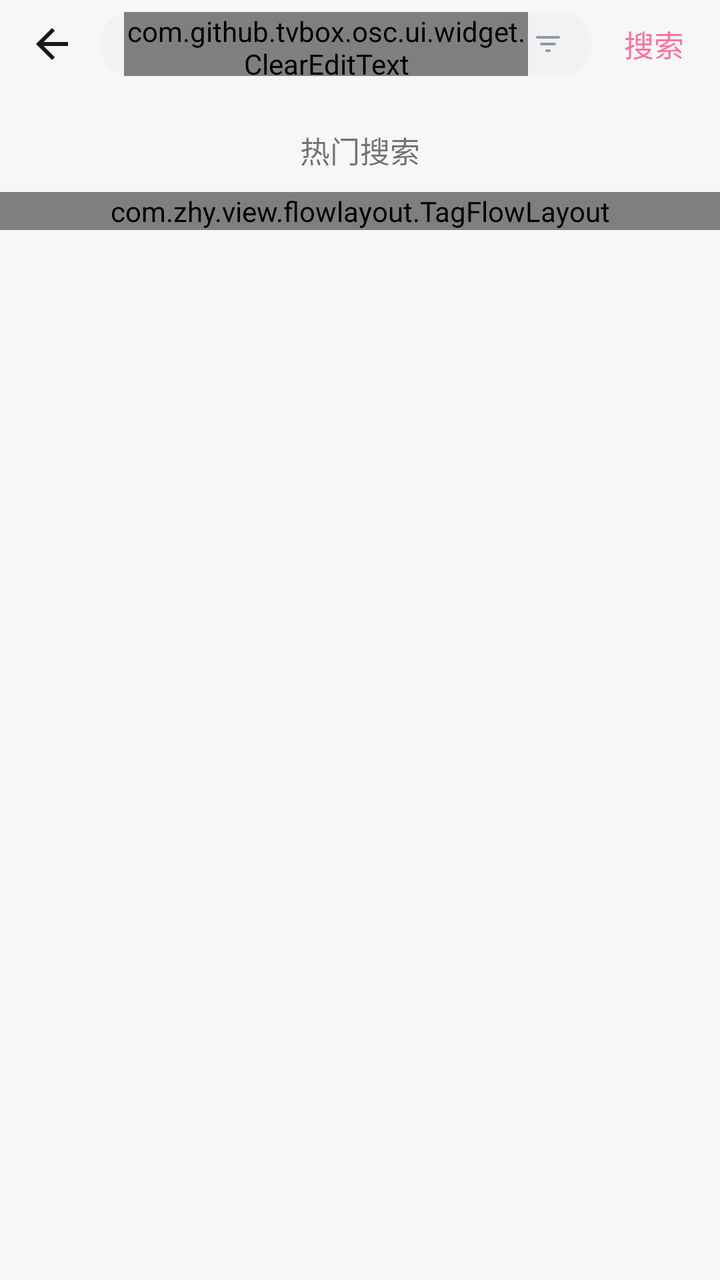
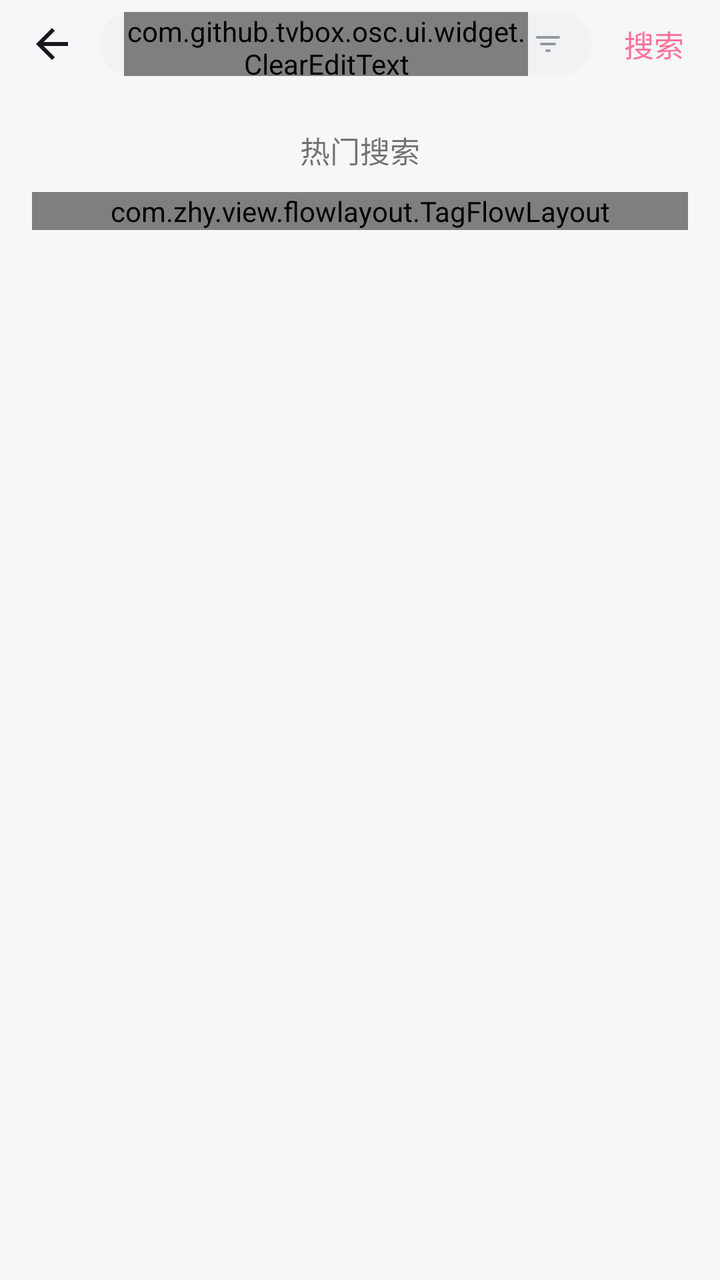

Screens rendered from an Android XML layout before and after an edit, with the pre-edit source and the edit as a unified diff.
<!-- AndroidManifest.xml: activity theme AppTheme.Search -->
<!-- res/layout/activity_fast_search.xml -->
<?xml version="1.0" encoding="utf-8"?>
<LinearLayout xmlns:android="http://schemas.android.com/apk/res/android"
    xmlns:app="http://schemas.android.com/apk/res-auto"
    android:layout_width="match_parent"
    android:layout_height="match_parent"
    xmlns:tools="http://schemas.android.com/tools"
    xmlns:zhy="http://schemas.android.com/apk/res-auto"
    android:orientation="vertical"
    android:background="@color/bili_bg_page">


    
    <LinearLayout
        android:id="@+id/llSearchBar"
        android:layout_width="match_parent"
        android:layout_height="@dimen/bili_top_bar_h"
        android:gravity="center_vertical"
        android:paddingHorizontal="8dp"
        android:layout_marginBottom="10dp"
        >

        <ImageView
            android:id="@+id/iv_back"
            android:layout_width="36dp"
            android:layout_height="36dp"
            android:padding="6dp"
            app:tint="@color/bili_text_primary"
            android:src="@drawable/ic_arrow_back"/>

        <LinearLayout
            android:layout_width="0dp"
            android:layout_weight="1"
            android:layout_height="@dimen/bili_search_h"
            android:orientation="horizontal"
            android:gravity="center_vertical"
            android:layout_marginHorizontal="6dp"
            android:paddingHorizontal="12dp"
            android:background="@drawable/bg_large_round_gray">

            <com.github.tvbox.osc.ui.widget.ClearEditText
                android:id="@+id/et_search"
                android:layout_width="0dp"
                android:layout_weight="1"
                android:layout_height="match_parent"
                android:hint="搜索影视"
                android:textColor="@color/bili_text_primary"
                android:textColorHint="@color/bili_text_tertiary"
                android:textSize="14sp"
                android:background="@null"
                android:imeOptions="actionSearch"
                android:inputType="text"
                android:singleLine="true"
                />

            <ImageView
                android:id="@+id/iv_filter"
                android:layout_width="20dp"
                android:layout_height="20dp"
                android:padding="2dp"
                android:src="@drawable/ic_filter_list"
                app:tint="@color/bili_text_tertiary" />
        </LinearLayout>

        <TextView
            android:id="@+id/iv_search"
            android:layout_width="wrap_content"
            android:layout_height="36dp"
            android:gravity="center"
            android:paddingHorizontal="10dp"
            android:text="搜索"
            android:textColor="@color/bili_pink"
            android:textSize="15sp"
            android:background="?android:selectableItemBackground" />
    </LinearLayout>
    <LinearLayout
        android:id="@+id/llSearchSuggest"
        android:layout_width="match_parent"
        android:layout_height="wrap_content"
        android:orientation="vertical"
        android:paddingVertical="10dp"
        >

        <LinearLayout
            android:id="@+id/ll_history"
            android:layout_width="match_parent"
            android:layout_height="wrap_content"
            android:orientation="vertical"
            android:visibility="gone"
            tools:visibility="visible"
            android:layout_marginBottom="30dp"
            >
            <LinearLayout
                android:layout_width="match_parent"
                android:layout_height="wrap_content"
                android:orientation="horizontal"
                android:gravity="center_vertical"
                >

                <TextView
                    android:layout_width="wrap_content"
                    android:layout_height="wrap_content"
                    android:text="历史搜索"
                    android:textSize="15sp"
                    />

                <ImageView
                    android:id="@+id/iv_clear_history"
                    android:layout_width="40dp"
                    android:layout_height="24dp"
                    android:paddingVertical="4dp"
                    android:src="@drawable/ic_clear"
                    app:tint="@color/gray_darker"
                    />
            </LinearLayout>

            <com.zhy.view.flowlayout.TagFlowLayout
                android:id="@+id/fl_history"
                zhy:max_select="1"
                android:layout_width="match_parent"
                android:layout_height="wrap_content"
                android:layout_marginTop="10dp">
            </com.zhy.view.flowlayout.TagFlowLayout>
        </LinearLayout>

        <TextView
            android:layout_width="match_parent"
            android:layout_height="wrap_content"
            android:layout_gravity="center_horizontal"
            android:text="热门搜索"
            android:textSize="15sp"
            android:textAlignment="center"/>

        <com.zhy.view.flowlayout.TagFlowLayout
            android:id="@+id/fl_hot"
            zhy:max_select="1"
            android:layout_width="match_parent"
            android:layout_height="wrap_content"
            android:layout_marginTop="10dp">
        </com.zhy.view.flowlayout.TagFlowLayout>

    </LinearLayout>

    <RelativeLayout
        android:id="@+id/llSearchResult"
        android:layout_width="match_parent"
        android:layout_height="match_parent"
        android:orientation="horizontal"
        android:visibility="gone"
        tools:visibility="visible">

        <LinearLayout
            android:id="@+id/llWord"
            android:layout_width="120dp"
            android:layout_height="match_parent"
            android:orientation="vertical">

            <com.angcyo.tablayout.DslTabLayout
                android:id="@+id/tab_layout"
                android:layout_width="match_parent"
                android:layout_height="match_parent"
                app:tab_draw_highlight="true"
                app:tab_indicator_drawable="@drawable/bg_small_round_gray"
                app:tab_orientation="VERTICAL"
                app:tab_select_color="@color/colorPrimary">


            </com.angcyo.tablayout.DslTabLayout>
        </LinearLayout>

        <LinearLayout
            android:id="@+id/llLayout"
            android:layout_toEndOf="@+id/llWord"
            android:layout_width="match_parent"
            android:layout_height="match_parent"
            android:orientation="vertical">


            <com.owen.tvrecyclerview.widget.TvRecyclerView
                android:id="@+id/mGridView"
                android:layout_width="match_parent"
                android:layout_height="match_parent"
                android:clipChildren="false"
                android:clipToPadding="false"
                android:visibility="invisible"
                app:tv_horizontalSpacingWithMargins="@dimen/dp_5"
                app:tv_selectedItemIsCentered="true"
                app:tv_verticalSpacingWithMargins="@dimen/dp_5" />

            <com.owen.tvrecyclerview.widget.TvRecyclerView
                android:id="@+id/mGridViewFilter"
                android:layout_width="match_parent"
                android:layout_height="match_parent"
                android:clipChildren="false"
                android:clipToPadding="false"
                android:visibility="invisible"
                app:tv_horizontalSpacingWithMargins="@dimen/dp_5"
                app:tv_selectedItemIsCentered="true"
                app:tv_verticalSpacingWithMargins="@dimen/dp_5" />


        </LinearLayout>
    </RelativeLayout>
</LinearLayout>
<!-- resources referenced by this layout -->
<resources>
  <color name="bili_bg_page">#F6F7F8</color>
  <color name="bili_pink">#FB7299</color>
  <color name="bili_text_primary">#18191C</color>
  <color name="bili_text_tertiary">#9499A0</color>
  <color name="colorPrimary">@color/bili_pink</color>
  <color name="gray_darker">@color/bili_text_tertiary</color>
  <dimen name="bili_search_h">32dp</dimen>
  <dimen name="bili_top_bar_h">44dp</dimen>
  <dimen name="dp_5">5dp</dimen>
  <!-- drawable bg_large_round_gray (drawable) -->
  <?xml version="1.0" encoding="utf-8"?>
  <shape xmlns:android="http://schemas.android.com/apk/res/android"
  	android:shape="rectangle">
  	<solid
  			android:color="@color/bili_bg_chip" />
  
  	<corners
  			android:radius="25dp" />
  
  </shape>
  <!-- drawable bg_small_round_gray (drawable) -->
  <?xml version="1.0" encoding="utf-8"?>
  <shape xmlns:android="http://schemas.android.com/apk/res/android"
  	android:shape="rectangle">
  	<solid
  			android:color="@color/bili_bg_chip" />
  
  	<corners
  			android:radius="6dp" />
  
  </shape>
  <!-- drawable ic_arrow_back (drawable) -->
  <vector xmlns:android="http://schemas.android.com/apk/res/android"
      android:width="24dp"
      android:height="24dp"
      android:viewportWidth="24"
      android:viewportHeight="24"
      android:tint="?attr/colorControlNormal">
      <path
          android:fillColor="@android:color/white"
          android:pathData="M20,11H7.83l5.59,-5.59L12,4l-8,8 8,8 1.41,-1.41L7.83,13H20v-2z"/>
  </vector>
  <!-- drawable ic_clear (drawable) -->
  <vector android:height="24dp" android:tint="#3B3838"
      android:viewportHeight="24" android:viewportWidth="24"
      android:width="24dp" xmlns:android="http://schemas.android.com/apk/res/android">
      <path android:fillColor="@android:color/white" android:pathData="M16,11h-1V3c0,-1.1 -0.9,-2 -2,-2h-2C9.9,1 9,1.9 9,3v8H8c-2.76,0 -5,2.24 -5,5v7h18v-7C21,13.24 18.76,11 16,11zM19,21h-2v-3c0,-0.55 -0.45,-1 -1,-1s-1,0.45 -1,1v3h-2v-3c0,-0.55 -0.45,-1 -1,-1s-1,0.45 -1,1v3H9v-3c0,-0.55 -0.45,-1 -1,-1s-1,0.45 -1,1v3H5v-5c0,-1.65 1.35,-3 3,-3h8c1.65,0 3,1.35 3,3V21z"/>
  </vector>
  <!-- drawable ic_filter_list (drawable) -->
  <vector android:height="48dp" android:tint="@color/text_foreground"
      android:viewportHeight="24" android:viewportWidth="24"
      android:width="48dp" xmlns:android="http://schemas.android.com/apk/res/android">
      <path android:fillColor="@android:color/white" android:pathData="M11,18h2c0.55,0 1,-0.45 1,-1s-0.45,-1 -1,-1h-2c-0.55,0 -1,0.45 -1,1s0.45,1 1,1zM3,7c0,0.55 0.45,1 1,1h16c0.55,0 1,-0.45 1,-1s-0.45,-1 -1,-1L4,6c-0.55,0 -1,0.45 -1,1zM7,13h10c0.55,0 1,-0.45 1,-1s-0.45,-1 -1,-1L7,11c-0.55,0 -1,0.45 -1,1s0.45,1 1,1z"/>
  </vector>
  <style name="AppTheme.Search" parent="AppTheme">
          <item name="android:windowLayoutInDisplayCutoutMode">always</item>
      </style>
  <color name="bili_bg_chip">#F1F2F3</color>
  <color name="text_foreground">@color/bili_text_primary</color>
  <style name="AppTheme" parent="Theme.MaterialComponents.Light.NoActionBar">
          
          <item name="colorPrimary">@color/colorPrimary</item>
          
          <item name="colorAccent">@color/colorAccent</item>
          
          <item name="android:windowBackground">@color/windowBackground</item>
          
          <item name="android:statusBarColor">@color/bili_bg_card</item>
          <item name="android:navigationBarColor">@color/bili_bg_card</item>
          <item name="android:windowTranslucentStatus">false</item>
          <item name="android:windowTranslucentNavigation">false</item>
          <item name="android:fitsSystemWindows">false</item>
          
          <item name="android:windowLayoutInDisplayCutoutMode">shortEdges</item>
          
          <item name="colorControlNormal">@color/bili_text_secondary</item>
      </style>
  <color name="colorAccent">@color/bili_blue</color>
  <color name="windowBackground">@color/bili_bg_page</color>
  <color name="bili_bg_card">#FFFFFF</color>
  <color name="bili_text_secondary">#61666D</color>
  <color name="bili_blue">#00AEEC</color>
</resources>

<!-- the commit's change to res/layout/activity_fast_search.xml (unified diff, before → after) -->
@@ -78,6 +78,7 @@
         android:layout_height="wrap_content"
         android:orientation="vertical"
         android:paddingVertical="10dp"
+        android:paddingHorizontal="16dp"
         >
 
         <LinearLayout
